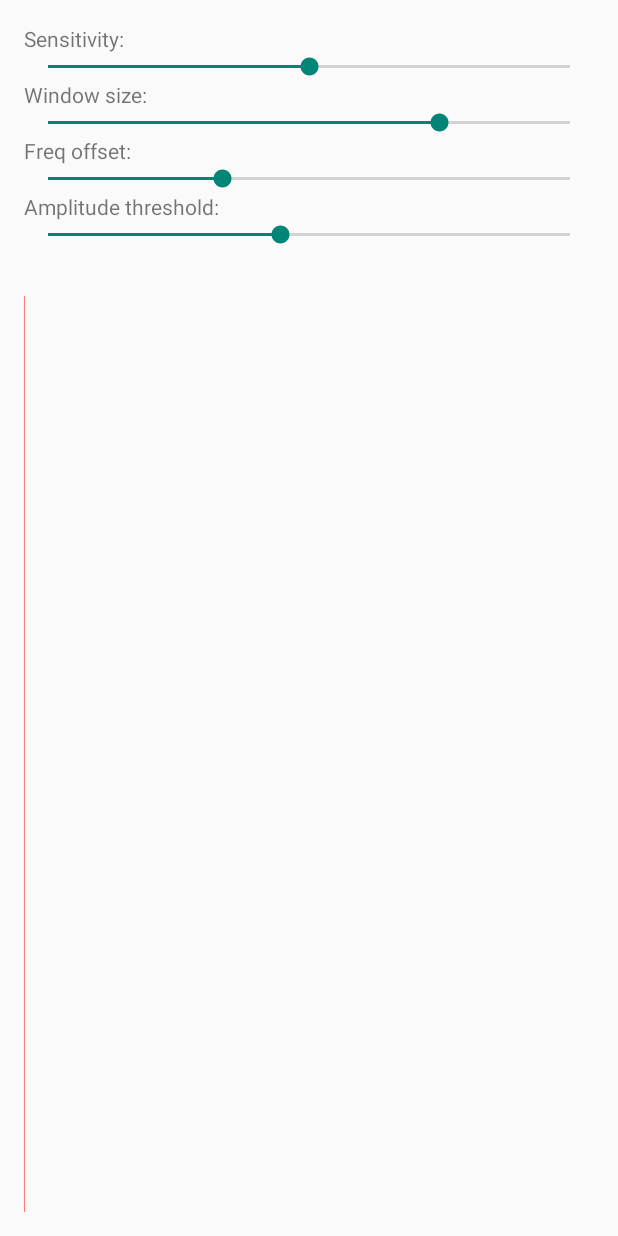
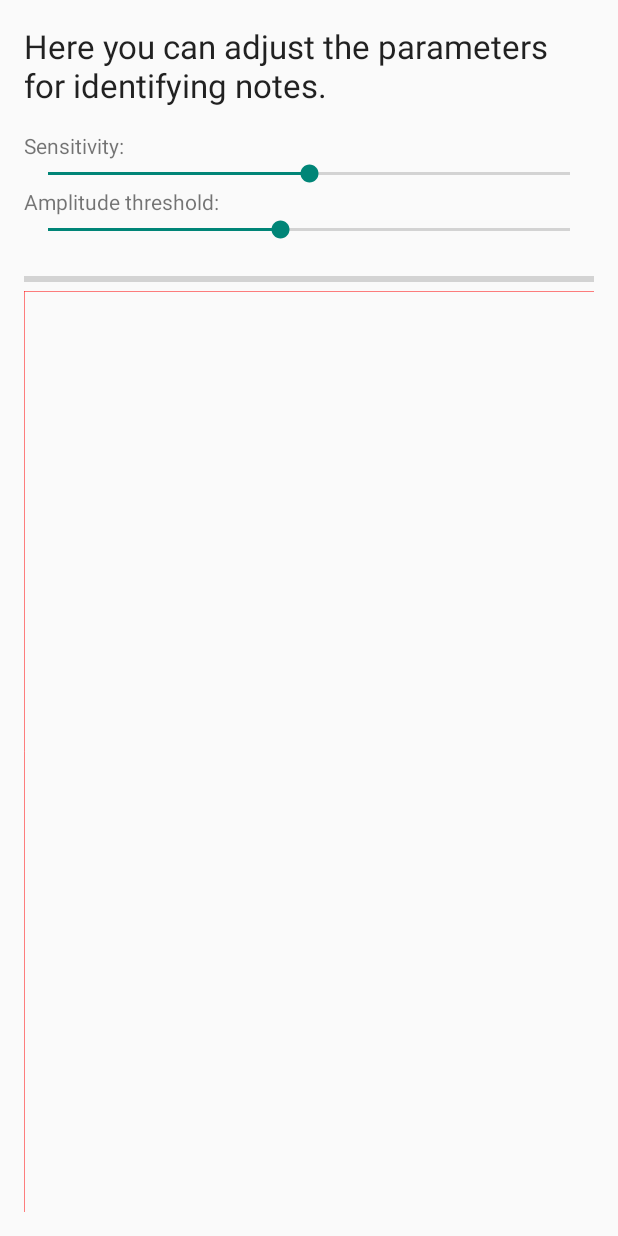
Before and after one commit to S7uXN37/MusicInterpreterStudio, an Android app: the layout fragment_parameter_preview.xml on its own in the app's theme, with its tools: preview values and no code run, on a phone screen of 412 x 824 dp. Run offline under Robolectric (Android 15) with nearby library versions, the phone set to English and light mode, and no system bars.

```diff
--- a/app/src/main/java/me/marc_himmelberger/musicinterpreter/ui/ViewPagerLock.java
+++ b/app/src/main/java/me/marc_himmelberger/musicinterpreter/ui/ViewPagerLock.java
@@ -39,5 +39,8 @@ class ViewPagerLock implements ViewPager.OnPageChangeListener {
     public void onPageSelected(int position) {
         if (position > screenUnlocked)
             ((ViewPager) mActivity.findViewById(R.id.pager)).setCurrentItem(position-1);
+
+        if (position == 2)
+            ((WaveformPreview) mActivity.findViewById(R.id.waveform_preview)).update();
     }
 }
--- a/app/src/main/java/me/marc_himmelberger/musicinterpreter/ui/WaveformView.java
+++ b/app/src/main/java/me/marc_himmelberger/musicinterpreter/ui/WaveformView.java
@@ -11,7 +11,7 @@ import android.view.View;
 
 class WaveformView extends View {
     private final Paint mPaint = new Paint(Paint.ANTI_ALIAS_FLAG);
-    protected Waveform mWaveform;
+    Waveform mWaveform;
 
     public WaveformView(Context context) {
         super(context);
--- a/app/src/main/res/layout/fragment_parameter_preview.xml
+++ b/app/src/main/res/layout/fragment_parameter_preview.xml
@@ -12,57 +12,46 @@
     <TextView
         android:layout_width="wrap_content"
         android:layout_height="wrap_content"
-        android:text="Sensitivity:" />
+        android:textAppearance="?android:attr/textAppearanceLarge"
+        android:text="@string/parameters_info" />
+
+    <TextView
+        android:layout_width="wrap_content"
+        android:layout_height="wrap_content"
+        android:text="@string/parameters_sensitivity"
+        android:paddingTop="@dimen/activity_vertical_margin" />
 
     <SeekBar
         android:layout_width="match_parent"
         android:layout_height="wrap_content"
         android:id="@+id/param_sensitivity"
         android:max="2000"
-        android:progress="1000" />
+        android:progress="1000" /> <!-- sensitivity = progress + 1000 -->
 
 
     <TextView
         android:layout_width="wrap_content"
         android:layout_height="wrap_content"
-        android:text="Window size:" />
-
-    <SeekBar
-        android:layout_width="match_parent"
-        android:layout_height="wrap_content"
-        android:id="@+id/param_windowSize"
-        android:max="4"
-        android:progress="3" />
-
-
-    <TextView
-        android:layout_width="wrap_content"
-        android:layout_height="wrap_content"
-        android:text="Freq offset:" />
-
-    <SeekBar
-        android:layout_width="match_parent"
-        android:layout_height="wrap_content"
-        android:id="@+id/param_frequencyScalar"
-        android:max="6"
-        android:progress="2" />
-
-
-    <TextView
-        android:layout_width="wrap_content"
-        android:layout_height="wrap_content"
-        android:text="Amplitude threshold:" />
+        android:text="@string/parameters_threshold" />
 
     <SeekBar
         android:layout_width="match_parent"
         android:layout_height="wrap_content"
         android:id="@+id/param_threshold"
         android:max="900"
-        android:progress="400" />
+        android:progress="400" /> <!-- threshold = progress + 100 -->
+
+
+    <ProgressBar
+        style="?android:attr/progressBarStyleHorizontal"
+        android:layout_width="match_parent"
+        android:layout_height="wrap_content"
+        android:id="@+id/param_idleBar"
+        android:layout_marginTop="@dimen/activity_vertical_margin" />
 
     <me.marc_himmelberger.musicinterpreter.ui.WaveformPreview
         android:layout_width="match_parent"
         android:layout_height="match_parent"
-        android:layout_marginTop="@dimen/fragment_separation_vertical" />
+        android:id="@+id/waveform_preview" />
 
 </LinearLayout>
--- a/app/src/main/res/values/strings.xml
+++ b/app/src/main/res/values/strings.xml
@@ -10,15 +10,22 @@
     <string name="open_file_button">Select file</string>
 
     <string name="read_file_title">2. Read file</string>
-    <string name="read_file_info">Here you can read the file contents and set the required parameters.</string>
+    <string name="read_file_info">Here you can read the file contents.</string>
     <string name="read_file_button">Read file</string>
     <string name="read_file_error">Error: Unable to read file!</string>
 
-    <string name="analysis_title">3. Analysis</string>
+    <string name="parameters_title">3. Parameters</string>
+    <string name="parameters_info">Here you can adjust the parameters for identifying notes.</string>
+    <string name="parameters_sensitivity">Sensitivity:</string>
+    <string name="parameters_threshold">Amplitude threshold:</string>
+
+    <string name="analysis_title">4. Analysis</string>
     <string name="analyze_file_info">In this step, you have to specify the required parameters for analysis and make sure the results are fine.</string>
     <string name="analyze_file_button">Analyze!</string>
+    <string name="analysis_windowSize">Window size:</string>
+    <string name="analysis_frequencyOffset">Frequency offset:</string>
 
-    <string name="results_title">4. Results</string>
+    <string name="results_title">5. Results</string>
     <string name="results_info">These are the results:</string>
 
     <string name="scroll_block_msg">Complete this screen before moving on!</string>
```
Also changed, not shown: app/src/main/java/me/marc_himmelberger/musicinterpreter/interpretation/Interpreter.java (+21 -34 lines), app/src/main/java/me/marc_himmelberger/musicinterpreter/ui/InterpreterFragment.java (+41 -1 lines), app/src/main/java/me/marc_himmelberger/musicinterpreter/ui/MainActivity.java (+6 -2 lines), app/src/main/java/me/marc_himmelberger/musicinterpreter/ui/PagerAdapter.java (+5 -2 lines), app/src/main/java/me/marc_himmelberger/musicinterpreter/ui/Waveform.java (+8 -4 lines), app/src/main/java/me/marc_himmelberger/musicinterpreter/ui/WaveformPreview.java (+65 -4 lines), app/src/main/res/layout/fragment_analysis.xml (+45 -2 lines), 18 other files.
